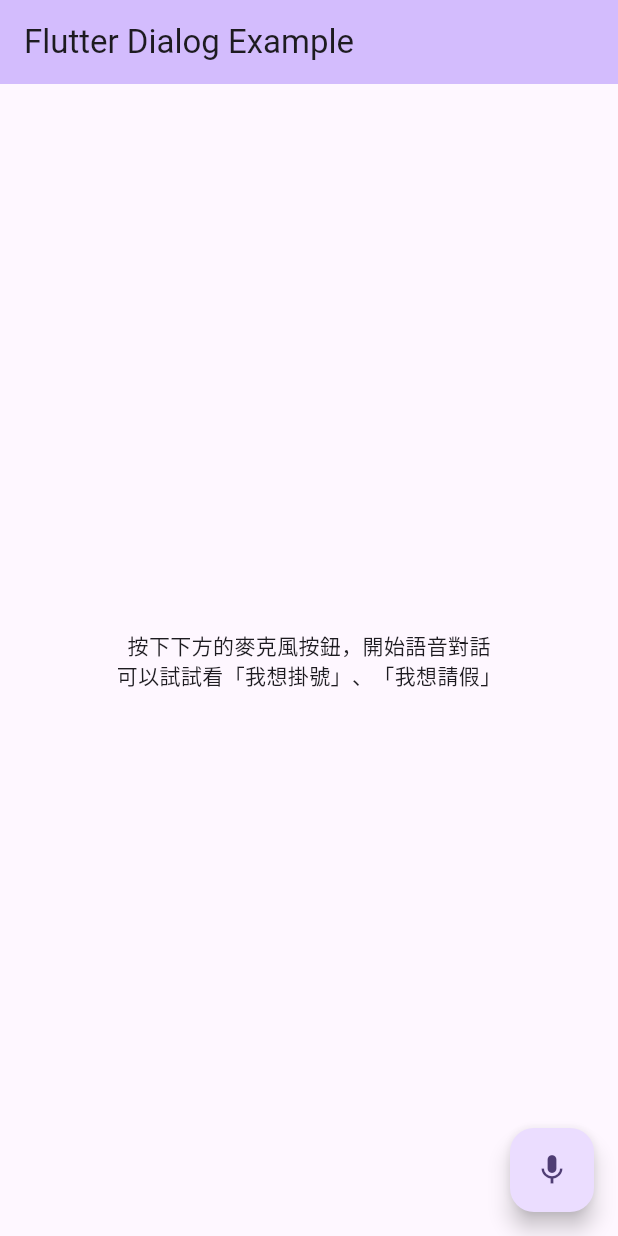
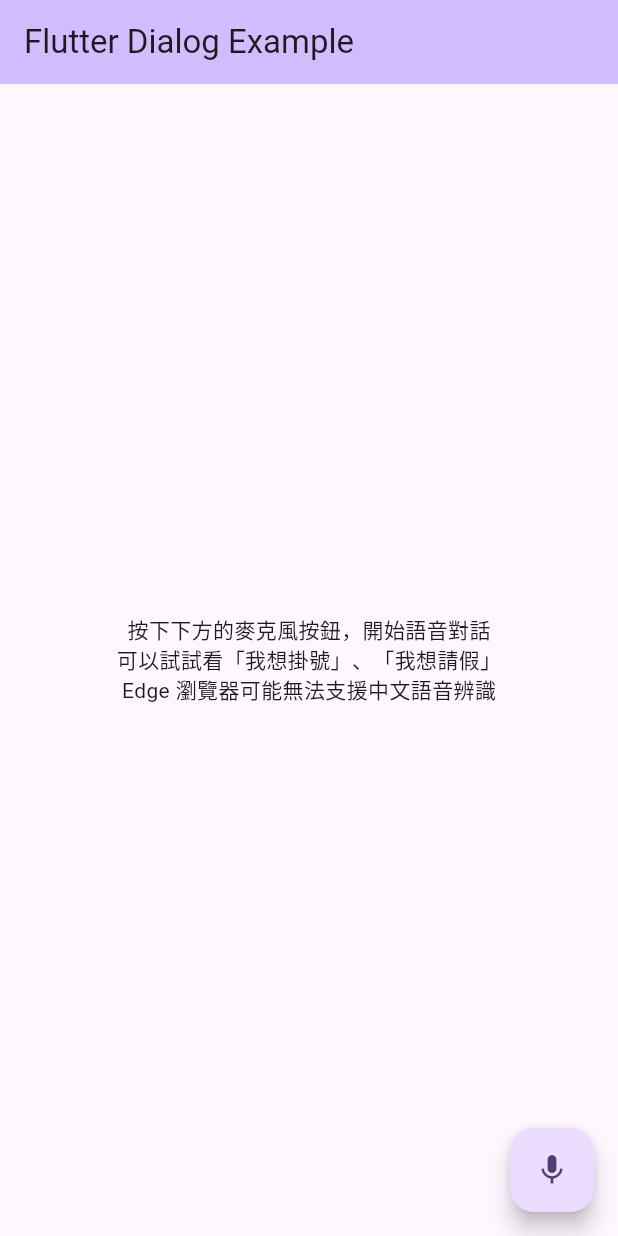
Before and after one commit to zonble/flutter_dialog, a Flutter app: the screen it shows after launch, on a phone screen of 412 x 824 dp. Run offline on Flutter 3.47's test engine with Material 3 defaults, Android fonts, the phone set to English and light mode, and no system bars; our stand-ins replace bloc, flutter_bloc, flutter_tts, google_generative_ai, speech_to_text.

Commit message:
Updates bookings_page.dart.

```diff
--- a/dialog_app/lib/bookings_page.dart
+++ b/dialog_app/lib/bookings_page.dart
@@ -7,19 +7,21 @@ class BookingsPage extends StatelessWidget {
 
   @override
   Widget build(BuildContext context) {
-    return BlocBuilder<BookingCubit, BookingState>(builder: (context, state) {
-      if (state is BookingWithData) {
-        if (state.records.isEmpty) {
-          return const Center(
+    var blankWidget = const Center(
       child: Column(
         mainAxisAlignment: MainAxisAlignment.center,
         crossAxisAlignment: CrossAxisAlignment.center,
         children: [
           Text('按下下方的麥克風按鈕，開始語音對話'),
           Text('可以試試看「我想掛號」、「我想請假」'),
+          Text('Edge 瀏覽器可能無法支援中文語音辨識'),
         ],
       ),
     );
+    return BlocBuilder<BookingCubit, BookingState>(builder: (context, state) {
+      if (state is BookingWithData) {
+        if (state.records.isEmpty) {
+          return blankWidget;
         }
         return ListView.builder(
           itemCount: state.records.length,
@@ -33,16 +35,7 @@ class BookingsPage extends StatelessWidget {
           },
         );
       } else {
-        return const Center(
-          child: Column(
-            mainAxisAlignment: MainAxisAlignment.center,
-            crossAxisAlignment: CrossAxisAlignment.center,
-            children: [
-              Text('按下下方的麥克風按鈕，開始語音對話'),
-              Text('可以試試看「我想掛號」、「我想請假」'),
-            ],
-          ),
-        );
+        return blankWidget;
       }
     });
   }
```
Lines whose indentation alone changed are shown as unchanged.
